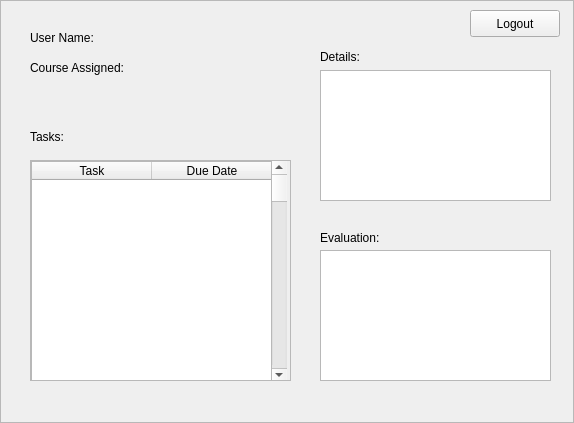
First picture: the form in ClientNetworking/tamainscreen.ui, repository kareem1234/COMP3004, before the edit.
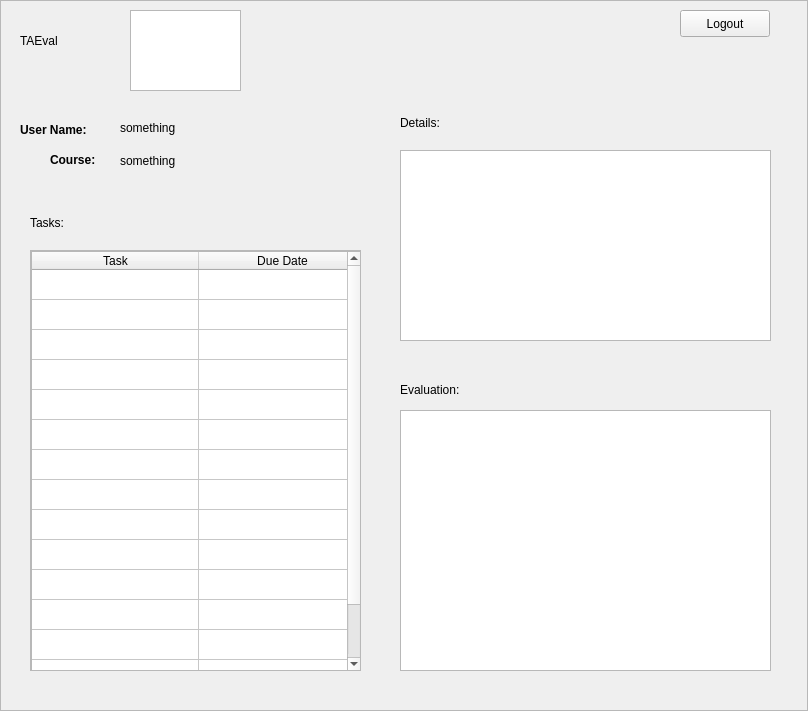
Second picture: the form after the edit.

```diff
--- a/ClientNetworking/tamainscreen.ui
+++ b/ClientNetworking/tamainscreen.ui
@@ -6,13 +6,25 @@
    <rect>
     <x>0</x>
     <y>0</y>
-    <width>574</width>
-    <height>423</height>
+    <width>808</width>
+    <height>711</height>
    </rect>
   </property>
   <property name="windowTitle">
    <string>Frame</string>
   </property>
+  <property name="styleSheet">
+   <string notr="true">QWidget {
+	
+	font: 10pt &quot;Untitled1&quot;;
+}
+
+QLabel#labelLogo {
+	
+	font: 75 oblique 14pt &quot;DejaVu Sans Mono&quot;;
+
+}</string>
+  </property>
   <property name="frameShape">
    <enum>QFrame::StyledPanel</enum>
   </property>
@@ -22,36 +34,39 @@
   <widget class="QLabel" name="lb1">
    <property name="geometry">
     <rect>
-     <x>30</x>
-     <y>30</y>
-     <width>231</width>
-     <height>16</height>
+     <x>20</x>
+     <y>120</y>
+     <width>101</width>
+     <height>20</height>
     </rect>
    </property>
    <property name="text">
-    <string>User Name:</string>
+    <string>&lt;html&gt;&lt;head/&gt;&lt;body&gt;&lt;p&gt;&lt;span style=&quot; font-weight:600;&quot;&gt;User Name:&lt;/span&gt;&lt;/p&gt;&lt;/body&gt;&lt;/html&gt;</string>
    </property>
+   <property name="textFormat">
+    <enum>Qt::AutoText</enum>
+   </property>
   </widget>
   <widget class="QLabel" name="lb2">
    <property name="geometry">
     <rect>
-     <x>30</x>
-     <y>60</y>
-     <width>251</width>
-     <height>16</height>
+     <x>50</x>
+     <y>150</y>
+     <width>61</width>
+     <height>21</height>
     </rect>
    </property>
    <property name="text">
-    <string>Course Assigned:</string>
+    <string>&lt;html&gt;&lt;head/&gt;&lt;body&gt;&lt;p&gt;&lt;span style=&quot; font-weight:600;&quot;&gt;Course:&lt;/span&gt;&lt;/p&gt;&lt;/body&gt;&lt;/html&gt;</string>
    </property>
   </widget>
   <widget class="QLabel" name="lb3">
    <property name="geometry">
     <rect>
      <x>30</x>
-     <y>130</y>
+     <y>212</y>
      <width>46</width>
-     <height>13</height>
+     <height>21</height>
     </rect>
    </property>
    <property name="text">
@@ -62,9 +77,9 @@
    <property name="geometry">
     <rect>
      <x>30</x>
-     <y>160</y>
-     <width>261</width>
-     <height>221</height>
+     <y>250</y>
+     <width>331</width>
+     <height>421</height>
     </rect>
    </property>
    <property name="widgetResizable">
@@ -75,32 +90,25 @@
      <rect>
       <x>0</x>
       <y>0</y>
-      <width>259</width>
-      <height>219</height>
+      <width>329</width>
+      <height>419</height>
      </rect>
     </property>
-    <widget class="QScrollBar" name="verticalScrollBar">
-     <property name="geometry">
-      <rect>
-       <x>240</x>
-       <y>0</y>
-       <width>16</width>
-       <height>221</height>
-      </rect>
-     </property>
-     <property name="orientation">
-      <enum>Qt::Vertical</enum>
-     </property>
-    </widget>
     <widget class="QTableWidget" name="taskItems">
      <property name="geometry">
       <rect>
        <x>0</x>
        <y>0</y>
-       <width>241</width>
-       <height>221</height>
+       <width>331</width>
+       <height>421</height>
       </rect>
      </property>
+     <property name="minimumSize">
+      <size>
+       <width>0</width>
+       <height>0</height>
+      </size>
+     </property>
      <property name="horizontalScrollBarPolicy">
       <enum>Qt::ScrollBarAlwaysOff</enum>
      </property>
@@ -113,18 +121,42 @@
      <property name="sortingEnabled">
       <bool>true</bool>
      </property>
+     <property name="rowCount">
+      <number>15</number>
+     </property>
      <attribute name="horizontalHeaderCascadingSectionResizes">
       <bool>true</bool>
      </attribute>
      <attribute name="horizontalHeaderDefaultSectionSize">
-      <number>120</number>
+      <number>167</number>
+     </attribute>
+     <attribute name="horizontalHeaderMinimumSectionSize">
+      <number>40</number>
      </attribute>
      <attribute name="horizontalHeaderShowSortIndicator" stdset="0">
       <bool>true</bool>
      </attribute>
+     <attribute name="horizontalHeaderStretchLastSection">
+      <bool>true</bool>
+     </attribute>
      <attribute name="verticalHeaderVisible">
       <bool>false</bool>
      </attribute>
+     <row/>
+     <row/>
+     <row/>
+     <row/>
+     <row/>
+     <row/>
+     <row/>
+     <row/>
+     <row/>
+     <row/>
+     <row/>
+     <row/>
+     <row/>
+     <row/>
+     <row/>
      <column>
       <property name="text">
        <string>Task</string>
@@ -141,27 +173,27 @@
   <widget class="QTextBrowser" name="details">
    <property name="geometry">
     <rect>
-     <x>320</x>
-     <y>70</y>
-     <width>231</width>
-     <height>131</height>
+     <x>400</x>
+     <y>150</y>
+     <width>371</width>
+     <height>191</height>
     </rect>
    </property>
    <property name="html">
     <string>&lt;!DOCTYPE HTML PUBLIC &quot;-//W3C//DTD HTML 4.0//EN&quot; &quot;http://www.w3.org/TR/REC-html40/strict.dtd&quot;&gt;
 &lt;html&gt;&lt;head&gt;&lt;meta name=&quot;qrichtext&quot; content=&quot;1&quot; /&gt;&lt;style type=&quot;text/css&quot;&gt;
 p, li { white-space: pre-wrap; }
-&lt;/style&gt;&lt;/head&gt;&lt;body style=&quot; font-family:'Ubuntu'; font-size:10pt; font-weight:400; font-style:normal;&quot;&gt;
+&lt;/style&gt;&lt;/head&gt;&lt;body style=&quot; font-family:'Untitled1'; font-size:10pt; font-weight:400; font-style:normal;&quot;&gt;
 &lt;p style=&quot;-qt-paragraph-type:empty; margin-top:0px; margin-bottom:0px; margin-left:0px; margin-right:0px; -qt-block-indent:0; text-indent:0px; font-family:'MS Shell Dlg 2'; font-size:8pt;&quot;&gt;&lt;br /&gt;&lt;/p&gt;&lt;/body&gt;&lt;/html&gt;</string>
    </property>
   </widget>
   <widget class="QLabel" name="lb4">
    <property name="geometry">
     <rect>
-     <x>320</x>
-     <y>50</y>
-     <width>46</width>
-     <height>13</height>
+     <x>400</x>
+     <y>112</y>
+     <width>71</width>
+     <height>21</height>
     </rect>
    </property>
    <property name="text">
@@ -171,53 +203,53 @@
   <widget class="QLabel" name="userName">
    <property name="geometry">
     <rect>
-     <x>160</x>
-     <y>30</y>
-     <width>46</width>
-     <height>13</height>
+     <x>120</x>
+     <y>120</y>
+     <width>211</width>
+     <height>16</height>
     </rect>
    </property>
    <property name="text">
-    <string/>
+    <string>something</string>
    </property>
   </widget>
   <widget class="QLabel" name="courseAssigned">
    <property name="geometry">
     <rect>
-     <x>160</x>
-     <y>60</y>
-     <width>46</width>
-     <height>13</height>
+     <x>120</x>
+     <y>150</y>
+     <width>231</width>
+     <height>21</height>
     </rect>
    </property>
    <property name="text">
-    <string/>
+    <string>something</string>
    </property>
   </widget>
   <widget class="QTextBrowser" name="evaluation">
    <property name="geometry">
     <rect>
-     <x>320</x>
-     <y>250</y>
-     <width>231</width>
-     <height>131</height>
+     <x>400</x>
+     <y>410</y>
+     <width>371</width>
+     <height>261</height>
     </rect>
    </property>
    <property name="html">
     <string>&lt;!DOCTYPE HTML PUBLIC &quot;-//W3C//DTD HTML 4.0//EN&quot; &quot;http://www.w3.org/TR/REC-html40/strict.dtd&quot;&gt;
 &lt;html&gt;&lt;head&gt;&lt;meta name=&quot;qrichtext&quot; content=&quot;1&quot; /&gt;&lt;style type=&quot;text/css&quot;&gt;
 p, li { white-space: pre-wrap; }
-&lt;/style&gt;&lt;/head&gt;&lt;body style=&quot; font-family:'Ubuntu'; font-size:10pt; font-weight:400; font-style:normal;&quot;&gt;
+&lt;/style&gt;&lt;/head&gt;&lt;body style=&quot; font-family:'Untitled1'; font-size:10pt; font-weight:400; font-style:normal;&quot;&gt;
 &lt;p style=&quot;-qt-paragraph-type:empty; margin-top:0px; margin-bottom:0px; margin-left:0px; margin-right:0px; -qt-block-indent:0; text-indent:0px; font-family:'MS Shell Dlg 2'; font-size:8pt;&quot;&gt;&lt;br /&gt;&lt;/p&gt;&lt;/body&gt;&lt;/html&gt;</string>
    </property>
   </widget>
   <widget class="QLabel" name="lb4_2">
    <property name="geometry">
     <rect>
-     <x>320</x>
-     <y>230</y>
-     <width>71</width>
-     <height>16</height>
+     <x>400</x>
+     <y>380</y>
+     <width>101</width>
+     <height>20</height>
     </rect>
    </property>
    <property name="text">
@@ -227,7 +259,7 @@
   <widget class="QPushButton" name="pushButton">
    <property name="geometry">
     <rect>
-     <x>470</x>
+     <x>680</x>
      <y>10</y>
      <width>90</width>
      <height>27</height>
@@ -237,6 +269,29 @@
     <string>Logout</string>
    </property>
   </widget>
+  <widget class="QLabel" name="labelLogo">
+   <property name="geometry">
+    <rect>
+     <x>20</x>
+     <y>10</y>
+     <width>91</width>
+     <height>61</height>
+    </rect>
+   </property>
+   <property name="text">
+    <string>TAEval</string>
+   </property>
+  </widget>
+  <widget class="QGraphicsView" name="graphicsView">
+   <property name="geometry">
+    <rect>
+     <x>130</x>
+     <y>10</y>
+     <width>111</width>
+     <height>81</height>
+    </rect>
+   </property>
+  </widget>
  </widget>
  <tabstops>
   <tabstop>scrollArea</tabstop>
```
Left out of the diff: 10 changed lines with no effect on the pictures.
